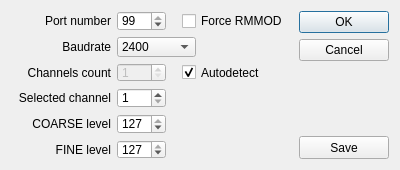
WildHorn85/4k-USB-ADC-gui-Control, file dialog.ui: the form before one commit.
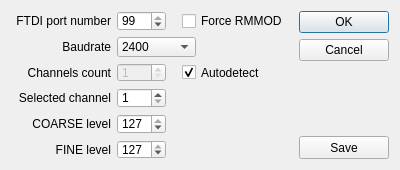
The form after the commit. Icons and pictures are not drawn.

The edit to the form file:
```diff
--- a/dialog.ui
+++ b/dialog.ui
@@ -49,7 +49,7 @@
           </size>
          </property>
          <property name="text">
-          <string>Port number</string>
+          <string>FTDI port number</string>
          </property>
          <property name="alignment">
           <set>Qt::AlignRight|Qt::AlignTrailing|Qt::AlignVCenter</set>
```
Left out of the diff: 3 changed lines with no effect on the pictures.
